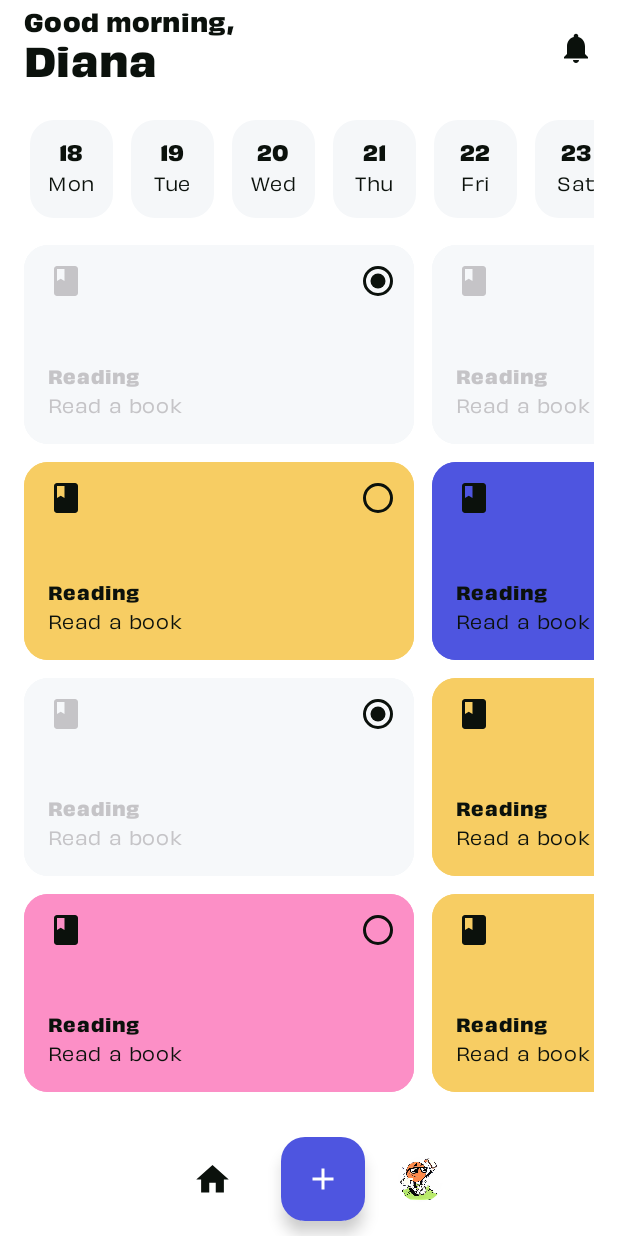
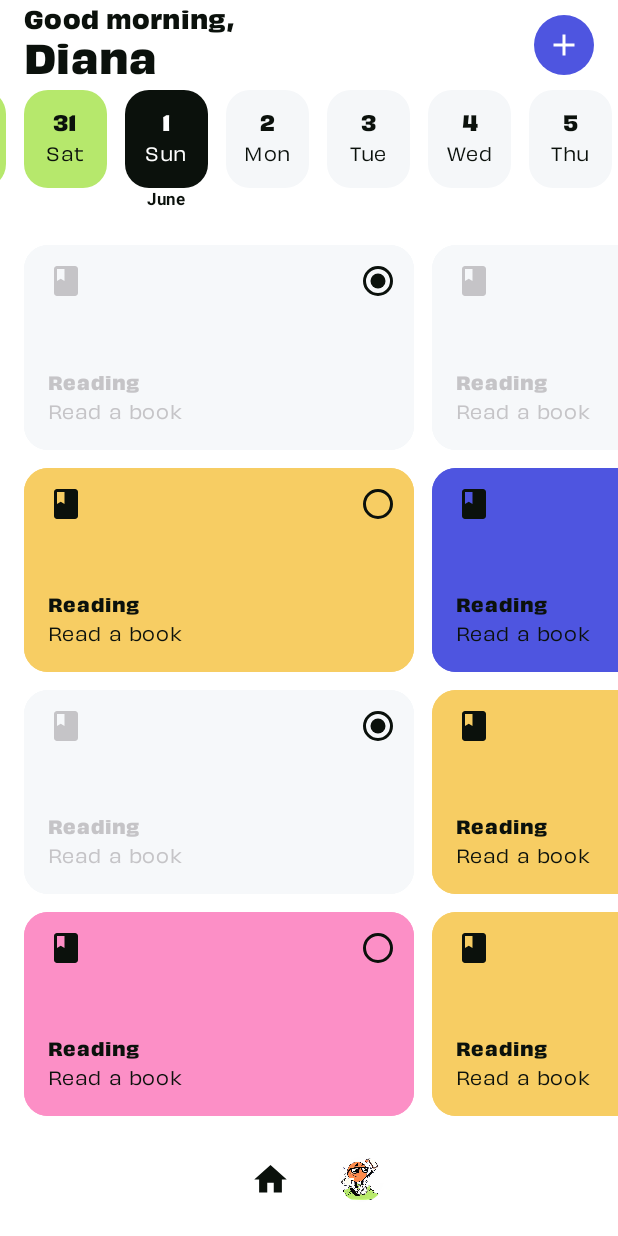
Before and after one commit to KahiloMassango/habit-tracker, an Android app built with Jetpack Compose: the HomeScreen screen opened through its navigation route, on a phone screen of 412 x 824 dp. Run offline under Robolectric (Android 15) with nearby library versions, the phone set to English and light mode, and no system bars.

Commit message:
Refactor: Update Home Screen UI
This commit refactors the home screen UI with the following changes:

- **Top Bar:** Replaces the notification icon with an "Add Habit" button. Aligns the greeting text to the start.
- **Bottom Bar:** Removes the floating action button for adding habits.
- **Habit Card Grid:** Adds horizontal padding.
- **Days List:**
    - Updates `Day` model to use `LocalDate` instead of `Int` for the day.
    - Modifies `DaysList` to display the month name when the first day of the month is visible.
    - Implements `getSurroundingDays` function to generate a list of days around the current date.
- **Home Screen:**
    - Removes padding from the main column.
    - Connects the new "Add Habit" button in the top bar to the `onAddHabitClick` action.
    - Removes the unused `getMonthDaysWithWeekdays` function.

```diff
--- a/app/src/main/java/com/example/habittracker/core/ui/components/DaysList.kt
+++ b/app/src/main/java/com/example/habittracker/core/ui/components/DaysList.kt
@@ -9,6 +9,7 @@ import androidx.compose.foundation.layout.padding
 import androidx.compose.foundation.layout.width
 import androidx.compose.foundation.lazy.LazyRow
 import androidx.compose.foundation.lazy.items
+import androidx.compose.foundation.lazy.rememberLazyListState
 import androidx.compose.material3.MaterialTheme
 import androidx.compose.material3.Text
 import androidx.compose.runtime.Composable
@@ -20,17 +21,21 @@ import androidx.compose.ui.text.font.FontWeight
 import androidx.compose.ui.unit.dp
 import com.example.habittracker.features.home.model.Day
 import java.time.LocalDate
+import java.time.format.TextStyle
+import java.util.Locale
 
 @Composable
 fun DaysList(
     modifier: Modifier = Modifier,
-    days: List<Day> = listOf(Day(18, "Mon"), Day(19, "Tue"), Day(20, "Wed"), Day(21, "Thu"), Day(22, "Fri"), Day(23, "Sat"), Day(24, "Sun"))
+    days: List<Day> = getSurroundingDays()
 ) {
+    val scrollState = rememberLazyListState(LocalDate.now().hashCode())
     LazyRow(
         modifier = modifier,
+        state = scrollState,
         horizontalArrangement = Arrangement.spacedBy(4.dp)
     ) {
-        items(days, { it.hashCode() }) { day ->
+        items(days, { it.date.hashCode() }) { day ->
             DayItem(day = day)
         }
     }
@@ -41,19 +46,23 @@ fun DaysList(
 private fun DayItem(
     modifier: Modifier = Modifier,
     day: Day,
-    today: Int = LocalDate.now().dayOfMonth
+    today: LocalDate = LocalDate.now()
 ) {
+    val isFirstDay = day.date.dayOfMonth == 1
     val background = when {
-        day.day < today -> Color(0xFFb6e86c)
-        day.day == today -> Color(0xFF0b110c)
+        day.date.isBefore(today) -> Color(0xFFb6e86c)
+        day.date == today -> Color(0xFF0b110c)
         else -> Color(0xFFf5f7f9)
     }
     val textColor = when {
-        day.day < today -> Color(0xFF0b110c)
-        day.day == today -> Color.White
+        day.date.isBefore(today) -> Color(0xFF0b110c)
+        day.date == today -> Color.White
         else -> Color(0xFF0b110c)
     }
 
+    Column(
+        horizontalAlignment = Alignment.CenterHorizontally
+    ) {
         Box(
             modifier = modifier
                 .padding(horizontal = 4.dp)
@@ -62,7 +71,6 @@ private fun DayItem(
                 .clip(MaterialTheme.shapes.large)
                 .background(background),
             contentAlignment = Alignment.Center
-
         ) {
             Column(
                 modifier = Modifier.padding(6.dp),
@@ -70,7 +78,7 @@ private fun DayItem(
                 verticalArrangement = Arrangement.spacedBy(2.dp)
             ) {
                 Text(
-                text = day.day.toString(),
+                    text = day.date.dayOfMonth.toString(),
                     style = MaterialTheme.typography.bodyMedium,
                     fontWeight = FontWeight.Bold,
                     color = textColor
@@ -82,4 +90,25 @@ private fun DayItem(
                 )
             }
         }
+        if (isFirstDay) {
+            Text(
+                text = day.date.month.getDisplayName(TextStyle.FULL, Locale.getDefault()), // e.g. "June"
+                style = MaterialTheme.typography.labelSmall.copy(fontWeight = FontWeight.Bold),
+                modifier = Modifier.padding(bottom = 4.dp),
+                color = Color(0xFF0b110c)
+            )
         }
+    }
+}
+
+
+fun getSurroundingDays(range: Int = 4): List<Day> {
+    val today = LocalDate.now()
+    val locale = Locale.getDefault()
+
+    return (-range..range).map { offset ->
+        val date = today.plusDays(offset.toLong())
+        val dayOfWeek = date.dayOfWeek.getDisplayName(TextStyle.SHORT, locale) // e.g., "Mon"
+        Day(date, dayOfWeek)
+    }
+}
--- a/app/src/main/java/com/example/habittracker/features/home/HomeScreen.kt
+++ b/app/src/main/java/com/example/habittracker/features/home/HomeScreen.kt
@@ -17,15 +17,12 @@ import androidx.compose.ui.Modifier
 import androidx.compose.ui.graphics.Color
 import androidx.compose.ui.tooling.preview.Preview
 import androidx.compose.ui.unit.dp
+import com.example.habittracker.core.ui.components.DaysList
 import com.example.habittracker.core.ui.theme.HabitTrackerTheme
 import com.example.habittracker.features.home.component.HabitDetailModal
-import com.example.habittracker.core.ui.components.DaysList
 import com.example.habittracker.features.home.component.HabitsCardGrid
 import com.example.habittracker.features.home.component.HbtBottomBar
 import com.example.habittracker.features.home.component.HbtHomeTopBar
-import java.time.LocalDate
-import java.time.format.TextStyle
-import java.util.Locale
 
 @OptIn(ExperimentalMaterial3Api::class)
 @Composable
@@ -37,10 +34,9 @@ fun HomeScreen(
 
     Scaffold(
         containerColor = Color.White,
-        topBar = { HbtHomeTopBar(username = "Diana", onNotificationClick = {}) },
+        topBar = { HbtHomeTopBar(username = "Diana", onCreateHabit = onAddHabitClick) },
         bottomBar = {
             HbtBottomBar(
-                onAddHabitClick = onAddHabitClick,
                 onProfileClick = {}
             )
         }
@@ -53,9 +49,7 @@ fun HomeScreen(
             contentColor = Color(0xFF0b110c)
         ) {
             Column(
-                modifier = Modifier
-                    .padding(16.dp)
-                    .fillMaxSize()
+                modifier = Modifier.fillMaxSize()
             ) {
                 DaysList()
                 Spacer(Modifier.height(18.dp))
@@ -75,18 +69,6 @@ fun HomeScreen(
 }
 
 
-fun getMonthDaysWithWeekdays(year: Int, month: Int): List<String> {
-    val daysInMonth = LocalDate.of(year, month, 1).lengthOfMonth()
-    val locale = Locale.getDefault()
-
-    return (1..daysInMonth).map { day ->
-        val date = LocalDate.of(year, month, day)
-        val dayOfWeek = date.dayOfWeek.getDisplayName(TextStyle.SHORT, locale) // e.g., "Mon"
-        "$day ($dayOfWeek)"
-    }
-}
-
-
 @Preview
 @Composable
 private fun Preview() {
--- a/app/src/main/java/com/example/habittracker/features/home/component/HabitsCardGrid.kt
+++ b/app/src/main/java/com/example/habittracker/features/home/component/HabitsCardGrid.kt
@@ -1,6 +1,7 @@
 package com.example.habittracker.features.home.component
 
 import androidx.compose.foundation.layout.Arrangement
+import androidx.compose.foundation.layout.PaddingValues
 import androidx.compose.foundation.layout.fillMaxHeight
 import androidx.compose.foundation.layout.width
 import androidx.compose.foundation.lazy.grid.GridCells
@@ -18,7 +19,8 @@ fun HabitsCardGrid(
         modifier = modifier,
         rows = GridCells.Adaptive(125.dp),
         verticalArrangement = Arrangement.spacedBy(12.dp),
-        horizontalArrangement = Arrangement.spacedBy(12.dp)
+        horizontalArrangement = Arrangement.spacedBy(12.dp),
+        contentPadding = PaddingValues(horizontal = 16.dp)
     ) {
         items(9) {
             HabitCard(
--- a/app/src/main/java/com/example/habittracker/features/home/component/HbtBottomBar.kt
+++ b/app/src/main/java/com/example/habittracker/features/home/component/HbtBottomBar.kt
@@ -9,10 +9,8 @@ import androidx.compose.foundation.layout.fillMaxWidth
 import androidx.compose.foundation.layout.size
 import androidx.compose.foundation.shape.RoundedCornerShape
 import androidx.compose.material.icons.Icons
-import androidx.compose.material.icons.filled.Add
 import androidx.compose.material.icons.filled.Home
 import androidx.compose.material3.BottomAppBar
-import androidx.compose.material3.FloatingActionButton
 import androidx.compose.material3.Icon
 import androidx.compose.material3.IconButton
 import androidx.compose.runtime.Composable
@@ -28,7 +26,6 @@ import com.example.habittracker.R
 @Composable
 fun HbtBottomBar(
     modifier: Modifier = Modifier,
-    onAddHabitClick: () -> Unit,
     onProfileClick: () -> Unit
 ) {
     BottomAppBar(
@@ -54,16 +51,6 @@ fun HbtBottomBar(
                         contentDescription = null
                     )
                 }
-                FloatingActionButton(
-                    onClick = onAddHabitClick,
-                    containerColor = Color(0xff4e55e0),
-                    contentColor = Color.White
-                ) {
-                    Icon(
-                        imageVector = Icons.Default.Add,
-                        contentDescription = null
-                    )
-                }
                 Image(
                     modifier = Modifier
                         .size(30.dp)
--- a/app/src/main/java/com/example/habittracker/features/home/component/HbtHomeTopBar.kt
+++ b/app/src/main/java/com/example/habittracker/features/home/component/HbtHomeTopBar.kt
@@ -1,41 +1,66 @@
 package com.example.habittracker.features.home.component
 
+import androidx.compose.foundation.background
+import androidx.compose.foundation.clickable
+import androidx.compose.foundation.layout.Arrangement
+import androidx.compose.foundation.layout.Box
+import androidx.compose.foundation.layout.Row
+import androidx.compose.foundation.layout.fillMaxWidth
+import androidx.compose.foundation.layout.padding
+import androidx.compose.foundation.layout.size
+import androidx.compose.foundation.layout.statusBarsPadding
+import androidx.compose.foundation.shape.CircleShape
 import androidx.compose.material.icons.Icons
-import androidx.compose.material.icons.filled.Notifications
+import androidx.compose.material.icons.filled.Add
 import androidx.compose.material3.ExperimentalMaterial3Api
 import androidx.compose.material3.Icon
-import androidx.compose.material3.IconButton
-import androidx.compose.material3.TopAppBar
-import androidx.compose.material3.TopAppBarDefaults
 import androidx.compose.runtime.Composable
+import androidx.compose.ui.Alignment
 import androidx.compose.ui.Modifier
+import androidx.compose.ui.draw.clip
 import androidx.compose.ui.graphics.Color
+import androidx.compose.ui.tooling.preview.Preview
+import androidx.compose.ui.unit.dp
+import com.example.habittracker.core.ui.theme.HabitTrackerTheme
 
 @OptIn(ExperimentalMaterial3Api::class)
 @Composable
 fun HbtHomeTopBar(
     modifier: Modifier = Modifier,
     username: String,
-    onNotificationClick: () -> Unit,
+    onCreateHabit: () -> Unit,
 ) {
-    TopAppBar(
-        modifier = modifier,
-        title = {
-            GreetingText(name = username)
-        },
-        actions = {
-            IconButton(
-                onClick = onNotificationClick
-            ) {
-                Icon(
-                    imageVector = Icons.Default.Notifications,
-                    contentDescription = null
-                )
-            }
-        },
-        colors = TopAppBarDefaults.topAppBarColors(
-            containerColor = Color.White,
-            actionIconContentColor = Color(0xFF0b110c)
-        )
-    )
+
+    Row(
+        modifier = modifier
+            .statusBarsPadding()
+            .padding(horizontal = 16.dp)
+            .fillMaxWidth(),
+        verticalAlignment = Alignment.CenterVertically,
+        horizontalArrangement = Arrangement.SpaceBetween
+    ) {
+        GreetingText(name = username)
+        Box(
+            modifier = Modifier
+                .clip(CircleShape)
+                .background(Color(0xff4e55e0))
+                .size(40.dp)
+                .clickable { onCreateHabit() },
+            contentAlignment = Alignment.Center,
+        ) {
+            Icon(
+                imageVector = Icons.Default.Add,
+                contentDescription = null,
+                tint = Color.White
+            )
+        }
+    }
 }
+
+@Preview
+@Composable
+private fun Preview() {
+    HabitTrackerTheme {
+        HbtHomeTopBar(username = "Kahilo", onCreateHabit = {})
+    }
+}
--- a/app/src/main/java/com/example/habittracker/features/home/component/HomeTopBar.kt
+++ b/app/src/main/java/com/example/habittracker/features/home/component/HomeTopBar.kt
@@ -16,6 +16,7 @@ import androidx.compose.ui.graphics.Color
 import androidx.compose.ui.text.SpanStyle
 import androidx.compose.ui.text.buildAnnotatedString
 import androidx.compose.ui.text.font.FontWeight
+import androidx.compose.ui.text.style.TextAlign
 import androidx.compose.ui.text.withStyle
 import androidx.compose.ui.unit.sp
 import com.example.habittracker.core.ui.theme.obviouslyFontFamily
@@ -74,6 +75,7 @@ fun GreetingText(
         modifier = modifier,
         text = annotatedText,
         color = Color(0xFF0b110c),
+        textAlign = TextAlign.Start,
         style = MaterialTheme.typography.bodyMedium,
         lineHeight = 30.sp,
     )
--- a/app/src/main/java/com/example/habittracker/features/home/model/Day.kt
+++ b/app/src/main/java/com/example/habittracker/features/home/model/Day.kt
@@ -1,6 +1,8 @@
 package com.example.habittracker.features.home.model
 
+import java.time.LocalDate
+
 data class Day(
-    val day: Int,
+    val date: LocalDate,
     val dayOfWeek: String,
 )
```
Lines whose indentation alone changed are shown as unchanged.
